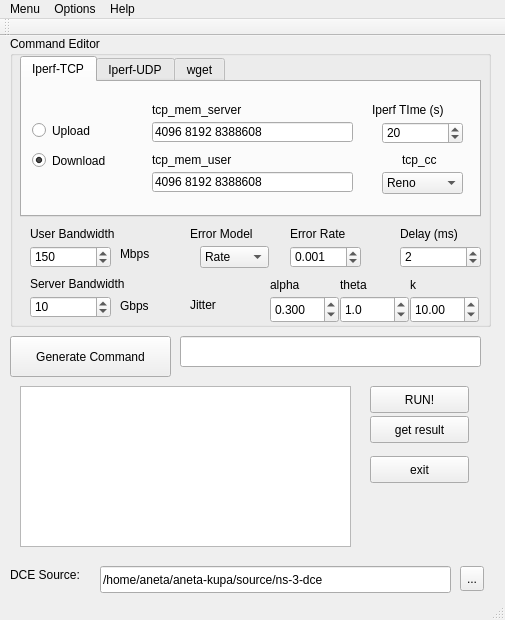
This is kupa-gui-2/kupagui.ui in anetaaneta/kupakupa as Qt 5 draws it before an edit. The edited form follows.
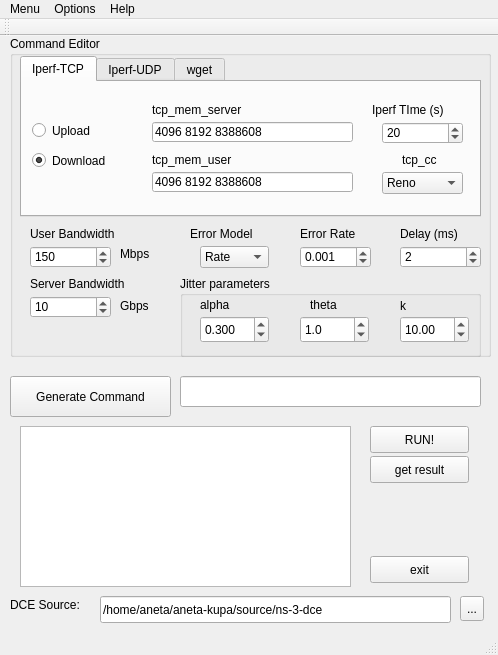
This is the edited form.

Commit message: mudify GUI for jitter

The edit to the form file:
```diff
--- a/kupa-gui-2/kupagui.ui
+++ b/kupa-gui-2/kupagui.ui
@@ -6,8 +6,8 @@
    <rect>
     <x>0</x>
     <y>0</y>
-    <width>505</width>
-    <height>620</height>
+    <width>498</width>
+    <height>655</height>
    </rect>
   </property>
   <property name="windowTitle">
@@ -20,7 +20,7 @@
       <x>10</x>
       <y>0</y>
       <width>481</width>
-      <height>291</height>
+      <height>321</height>
      </rect>
     </property>
     <property name="toolTip">
@@ -700,7 +700,7 @@
     <widget class="QDoubleSpinBox" name="error_rate">
      <property name="geometry">
       <rect>
-       <x>280</x>
+       <x>290</x>
        <y>210</y>
        <width>71</width>
        <height>22</height>
@@ -748,7 +748,7 @@
     <widget class="QLabel" name="label_10">
      <property name="geometry">
       <rect>
-       <x>280</x>
+       <x>290</x>
        <y>190</y>
        <width>71</width>
        <height>16</height>
@@ -771,11 +771,105 @@
       <string>Delay (ms)</string>
      </property>
     </widget>
+    <widget class="QGroupBox" name="groupBox_2">
+     <property name="geometry">
+      <rect>
+       <x>170</x>
+       <y>240</y>
+       <width>301</width>
+       <height>81</height>
+      </rect>
+     </property>
+     <property name="palette">
+      <palette>
+       <active>
+        <colorrole role="Base">
+         <brush brushstyle="SolidPattern">
+          <color alpha="255">
+           <red>255</red>
+           <green>255</green>
+           <blue>255</blue>
+          </color>
+         </brush>
+        </colorrole>
+       </active>
+       <inactive>
+        <colorrole role="Base">
+         <brush brushstyle="SolidPattern">
+          <color alpha="255">
+           <red>255</red>
+           <green>255</green>
+           <blue>255</blue>
+          </color>
+         </brush>
+        </colorrole>
+       </inactive>
+       <disabled>
+        <colorrole role="Base">
+         <brush brushstyle="SolidPattern">
+          <color alpha="255">
+           <red>53</red>
+           <green>71</green>
+           <blue>206</blue>
+          </color>
+         </brush>
+        </colorrole>
+       </disabled>
+      </palette>
+     </property>
+     <property name="toolTip">
+      <string>configure your jitter parameters here</string>
+     </property>
+     <property name="title">
+      <string>Jitter parameters</string>
+     </property>
+     <property name="flat">
+      <bool>false</bool>
+     </property>
+     <widget class="QLabel" name="label_20">
+      <property name="geometry">
+       <rect>
+        <x>20</x>
+        <y>20</y>
+        <width>51</width>
+        <height>17</height>
+       </rect>
+      </property>
+      <property name="text">
+       <string>alpha</string>
+      </property>
+     </widget>
+     <widget class="QLabel" name="label_21">
+      <property name="geometry">
+       <rect>
+        <x>130</x>
+        <y>20</y>
+        <width>67</width>
+        <height>17</height>
+       </rect>
+      </property>
+      <property name="text">
+       <string>theta</string>
+      </property>
+     </widget>
+     <widget class="QLabel" name="label_22">
+      <property name="geometry">
+       <rect>
+        <x>220</x>
+        <y>20</y>
+        <width>31</width>
+        <height>20</height>
+       </rect>
+      </property>
+      <property name="text">
+       <string>k</string>
+      </property>
+     </widget>
     <widget class="QDoubleSpinBox" name="alpha_value">
      <property name="geometry">
       <rect>
-       <x>260</x>
-       <y>260</y>
+        <x>20</x>
+        <y>40</y>
        <width>69</width>
        <height>27</height>
       </rect>
@@ -796,8 +890,8 @@
     <widget class="QDoubleSpinBox" name="theta_value">
      <property name="geometry">
       <rect>
-       <x>330</x>
-       <y>260</y>
+        <x>120</x>
+        <y>40</y>
        <width>69</width>
        <height>27</height>
       </rect>
@@ -815,8 +909,8 @@
     <widget class="QDoubleSpinBox" name="k_value">
      <property name="geometry">
       <rect>
-       <x>400</x>
-       <y>260</y>
+        <x>220</x>
+        <y>40</y>
        <width>69</width>
        <height>27</height>
       </rect>
@@ -828,64 +922,13 @@
       <double>10.000000000000000</double>
      </property>
     </widget>
-    <widget class="QLabel" name="label_20">
-     <property name="geometry">
-      <rect>
-       <x>260</x>
-       <y>240</y>
-       <width>51</width>
-       <height>17</height>
-      </rect>
-     </property>
-     <property name="text">
-      <string>alpha</string>
-     </property>
-    </widget>
-    <widget class="QLabel" name="label_21">
-     <property name="geometry">
-      <rect>
-       <x>330</x>
-       <y>240</y>
-       <width>67</width>
-       <height>17</height>
-      </rect>
-     </property>
-     <property name="text">
-      <string>theta</string>
-     </property>
-    </widget>
-    <widget class="QLabel" name="label_22">
-     <property name="geometry">
-      <rect>
-       <x>400</x>
-       <y>240</y>
-       <width>67</width>
-       <height>17</height>
-      </rect>
-     </property>
-     <property name="text">
-      <string>k</string>
-     </property>
-    </widget>
-    <widget class="QLabel" name="label_15">
-     <property name="geometry">
-      <rect>
-       <x>180</x>
-       <y>260</y>
-       <width>67</width>
-       <height>17</height>
-      </rect>
-     </property>
-     <property name="text">
-      <string>Jitter</string>
-     </property>
     </widget>
    </widget>
    <widget class="QPushButton" name="button_generate_command">
     <property name="geometry">
      <rect>
       <x>10</x>
-      <y>300</y>
+      <y>340</y>
       <width>161</width>
       <height>41</height>
      </rect>
@@ -898,7 +941,7 @@
     <property name="geometry">
      <rect>
       <x>180</x>
-      <y>300</y>
+      <y>340</y>
       <width>301</width>
       <height>31</height>
      </rect>
@@ -911,7 +954,7 @@
     <property name="geometry">
      <rect>
       <x>20</x>
-      <y>350</y>
+      <y>390</y>
       <width>331</width>
       <height>161</height>
      </rect>
@@ -924,7 +967,7 @@
     <property name="geometry">
      <rect>
       <x>370</x>
-      <y>350</y>
+      <y>390</y>
       <width>99</width>
       <height>27</height>
      </rect>
@@ -940,7 +983,7 @@
     <property name="geometry">
      <rect>
       <x>370</x>
-      <y>380</y>
+      <y>420</y>
       <width>99</width>
       <height>27</height>
      </rect>
@@ -956,7 +999,7 @@
     <property name="geometry">
      <rect>
       <x>370</x>
-      <y>420</y>
+      <y>520</y>
       <width>99</width>
       <height>27</height>
      </rect>
@@ -969,7 +1012,7 @@
     <property name="geometry">
      <rect>
       <x>10</x>
-      <y>530</y>
+      <y>560</y>
       <width>81</width>
       <height>17</height>
      </rect>
@@ -982,7 +1025,7 @@
     <property name="geometry">
      <rect>
       <x>100</x>
-      <y>530</y>
+      <y>560</y>
       <width>351</width>
       <height>27</height>
      </rect>
@@ -1004,7 +1047,7 @@
     <property name="geometry">
      <rect>
       <x>460</x>
-      <y>530</y>
+      <y>560</y>
       <width>24</width>
       <height>25</height>
      </rect>
@@ -1019,7 +1062,7 @@
     <rect>
      <x>0</x>
      <y>0</y>
-     <width>505</width>
+     <width>498</width>
      <height>25</height>
     </rect>
    </property>
```
Lines whose indentation alone changed are shown as unchanged. The commit also changes 2 other files.
